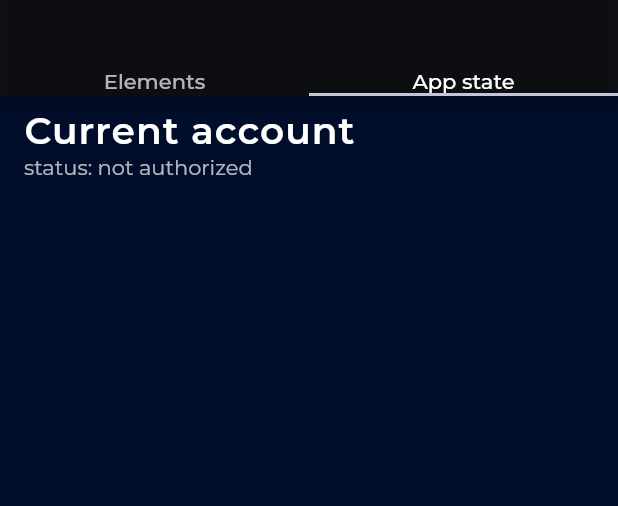
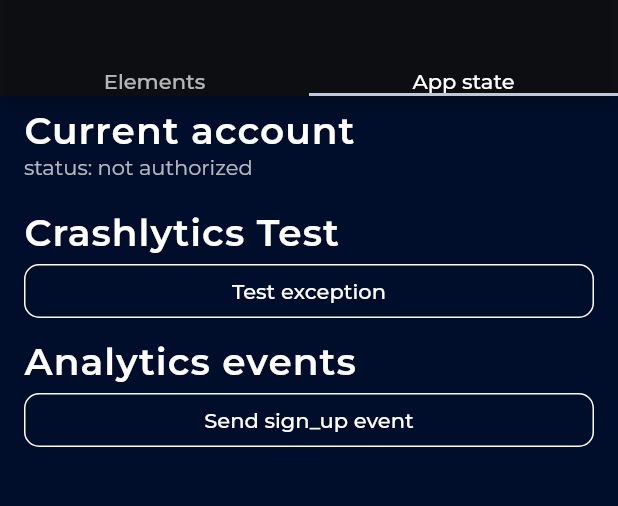
Before and after one commit to animousen4/flutter_play_chess, a Flutter app: the AppStatePage screen opened by its route, on a phone screen of 412 x 824 dp, the part 60-566 px from its top. Run offline on Flutter 3.47's test engine with Material 2 defaults, Android fonts, the light colour scheme and no system bars; our stand-ins replace auto_route, bloc, chopper, extended_nested_scroll_view, firebase_analytics, firebase_core and 8 more; accounts and stored records are empty.

Commit message:
firebase impl

```diff
--- a/lib/view/screen/debug/page/app_state_page.dart
+++ b/lib/view/screen/debug/page/app_state_page.dart
@@ -1,4 +1,5 @@
 import 'package:extended_nested_scroll_view/extended_nested_scroll_view.dart';
+import 'package:firebase_analytics/firebase_analytics.dart';
 import 'package:flutter/material.dart';
 import 'package:flutter_bloc/flutter_bloc.dart';
 import 'package:flutter_play_chess/logic/bloc/user/user_bloc.dart';
@@ -14,16 +15,34 @@
           builder: (context, state) {
             return ListTile(
                 title: Text("Current account"),
-                  subtitle: state.user != null ? Column(
+                subtitle: state.user != null
+                    ? Column(
                         crossAxisAlignment: CrossAxisAlignment.start,
                         children: [
                           Text("status: authorized"),
                           Text("accessToken: '${state.user?.accessToken}'"),
                           Text("jwtToken: '${state.user?.jwtToken}'")
                         ],
-                  ) : Text("status: not authorized")
-                );
+                      )
+                    : Text("status: not authorized"));
           },
+        ),
+        ListTile(
+          title: Text("Crashlytics Test"),
+          subtitle: OutlinedButton(
+            child: Text("Test exception"),
+            onPressed: () {
+              throw Exception("Test exception");
+            },
+          ),
+        ),
+        ListTile(
+          title: Text("Analytics events"),
+          subtitle: OutlinedButton(
+              onPressed: () {
+                FirebaseAnalytics.instance.logEvent(name: "sign_up");
+              },
+              child: Text("Send sign_up event")),
         )
       ],
     );
--- a/pubspec.yaml
+++ b/pubspec.yaml
@@ -22,6 +22,8 @@
   google_fonts: ^3.0.1
   flutter_svg: ^1.1.1+1
   firebase_core: ^1.19.1
+  firebase_analytics: ^9.1.12
+  firebase_crashlytics: ^2.8.4
 
 
 
```
Also changed, not shown: lib/firebase/analytics/analytics_app_service.dart (added, +29 -0 lines), lib/main.dart (+4 -10 lines), lib/view/screen/debug/debug_screen.dart (+8 -11 lines), pubspec.lock, 3 other files. Lines whose indentation alone changed are shown as unchanged.
